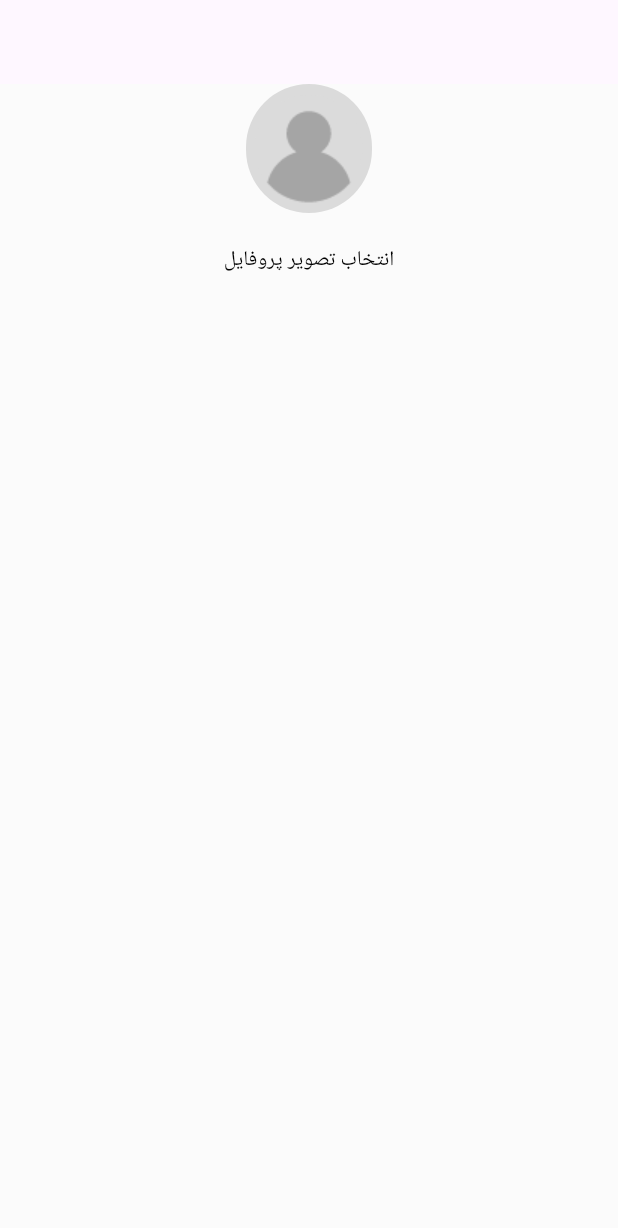
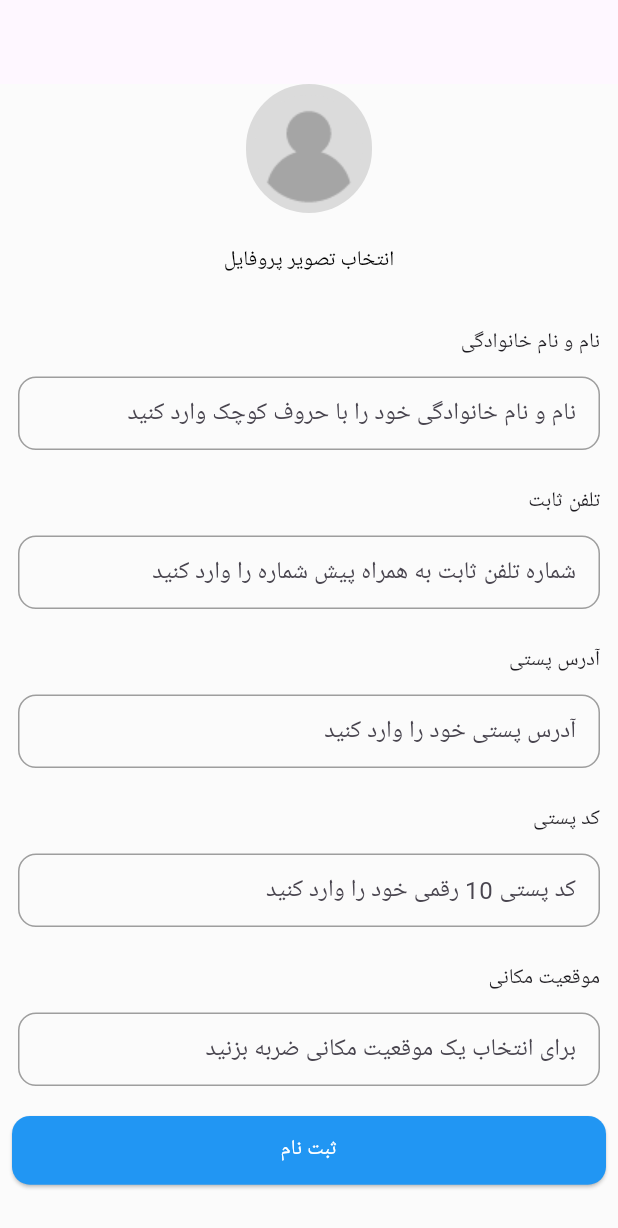
Before and after one commit to mohammad-dehghanifard/FlutterWatchStore, a Flutter app: the screen it shows after launch, on a phone screen of 412 x 824 dp. Shown: the top 1228 px of the screen. Run offline on Flutter 3.47's test engine with Material 2 defaults, Android fonts, the phone set to English and light mode, and no system bars; generated files the repository leaves out were written again.

Commit message:
impl register screen

```diff
--- a/lib/resources/texts.dart
+++ b/lib/resources/texts.dart
@@ -2,8 +2,19 @@ class WatchTexts{
   WatchTexts._();
   static String inputNumberLable = "شماره خود را وارد کنید";
   static String inputNumberHint = "مثل : *******0939";
+  static String inputFirstAndLastNameLable = "نام و نام خانوادگی";
+  static String inputFirstAndLastNameHint = "نام و نام خانوادگی خود را با حروف کوچک وارد کنید";
+  static String inputPhoneNumberLable = "تلفن ثابت";
+  static String inputPhoneNumberHint = "شماره تلفن ثابت به همراه پیش شماره را وارد کنید";
+  static String inputAddressLable = "آدرس پستی";
+  static String inputAddressHint = "آدرس پستی خود را وارد کنید";
+  static String inputPostalCodeLable = "کد پستی";
+  static String inputPostalCodeHint = "کد پستی 10 رقمی خود را وارد کنید";
+  static String inputSelectLocationLable = "موقعیت مکانی";
+  static String inputSelectLocationHint = "برای انتخاب یک موقعیت مکانی ضربه بزنید";
   static String inputActiveCode = "کدفعال سازی را وارد کنید";
   static String continuationTxt = "ادامه";
+  static String registerTxt = "ثبت نام";
   static String selectUserProfile = "انتخاب تصویر پروفایل";
   static String replaceNumberTxt = "replace";
   static String otpSendForTxt = " کد فعال سازی برای شماره $replaceNumberTxt ارسال شد";
--- a/lib/screens/register_screen.dart
+++ b/lib/screens/register_screen.dart
@@ -1,21 +1,81 @@
 import 'package:flutter/material.dart';
+import 'package:flutter_watch_store/components/button_style.dart';
+import 'package:flutter_watch_store/components/extension.dart';
+import 'package:flutter_watch_store/resources/dimens.dart';
+import 'package:flutter_watch_store/resources/texts.dart';
 import 'package:flutter_watch_store/widgets/watch_avatar_widget.dart';
+import 'package:flutter_watch_store/widgets/watch_main_button_widget.dart';
+import 'package:flutter_watch_store/widgets/watch_text_field.dart';
 
 class RegisterScreen extends StatelessWidget {
   const RegisterScreen({Key? key}) : super(key: key);
 
   @override
   Widget build(BuildContext context) {
+    final TextEditingController controller = TextEditingController();
     final Size size = MediaQuery.of(context).size;
     return  Scaffold(
       appBar: AppBar(),
       body: SizedBox(
         width: double.infinity,
-        child: Column(
-          crossAxisAlignment: CrossAxisAlignment.center,
-          children: [
-            WatchAvatar(onTextPress: () {})
-          ],
+        child: SingleChildScrollView(
+          physics: const BouncingScrollPhysics(),
+          child: Column(
+            crossAxisAlignment: CrossAxisAlignment.center,
+            children: [
+              // user avatar
+              WatchAvatar(onTextPress: () {}),
+
+              Dimens.small.height,
+              // input first and last name
+              WatchTextField(controller: controller,
+                hintTxt: WatchTexts.inputFirstAndLastNameHint,
+                lableTxt: WatchTexts.inputFirstAndLastNameLable,
+                textAlign: TextAlign.start
+              ),
+
+              // input phone number
+              WatchTextField(controller: controller,
+                hintTxt: WatchTexts.inputPhoneNumberHint,
+                lableTxt: WatchTexts.inputPhoneNumberLable,
+                textAlign: TextAlign.start
+              ),
+
+              // input address
+              WatchTextField(controller: controller,
+                  hintTxt: WatchTexts.inputAddressHint,
+                  lableTxt: WatchTexts.inputAddressLable,
+                  textAlign: TextAlign.start
+              ),
+
+              // input postal code
+              WatchTextField(controller: controller,
+                  hintTxt: WatchTexts.inputPostalCodeHint,
+                  lableTxt: WatchTexts.inputPostalCodeLable,
+                  textAlign: TextAlign.start
+              ),
+
+              // input location
+              WatchTextField(controller: controller,
+                  hintTxt: WatchTexts.inputSelectLocationHint,
+                  lableTxt: WatchTexts.inputSelectLocationLable,
+                  textAlign: TextAlign.start
+              ),
+
+              Padding(
+                padding:  EdgeInsets.all(Dimens.small),
+                child: WatchMainButton(
+                  title: WatchTexts.registerTxt,
+                  onTap: () {},
+                  width: double.infinity,
+                  height: size.height / 18,
+                  style: WatchButtonStyle.mainButtonStyle,
+                ),
+              )
+
+
+            ],
+          ),
         ),
       ),
     );
```
